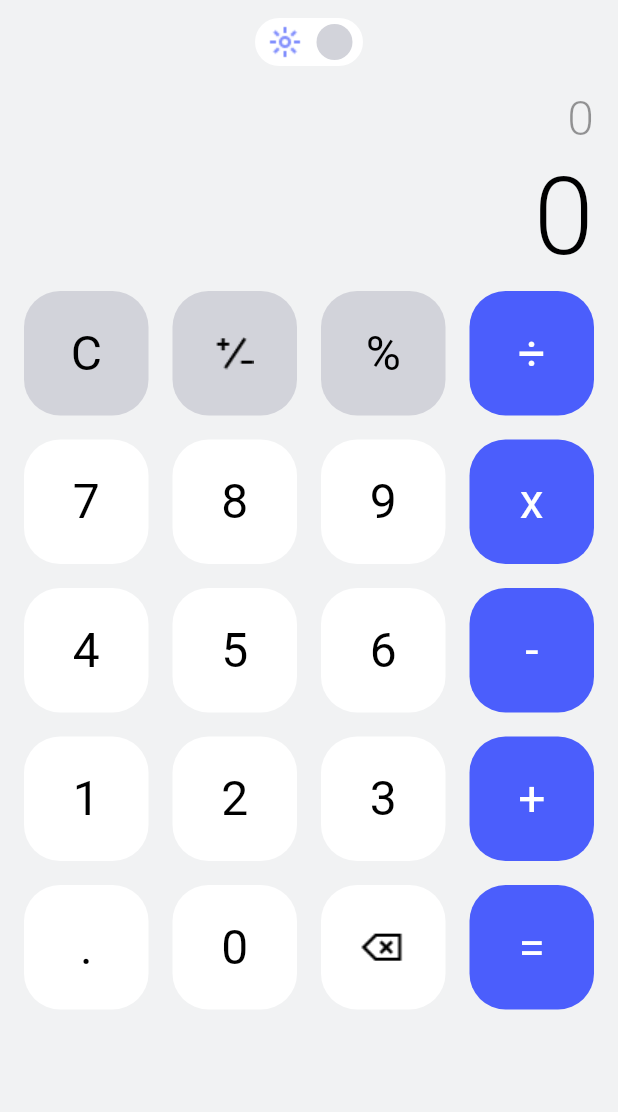
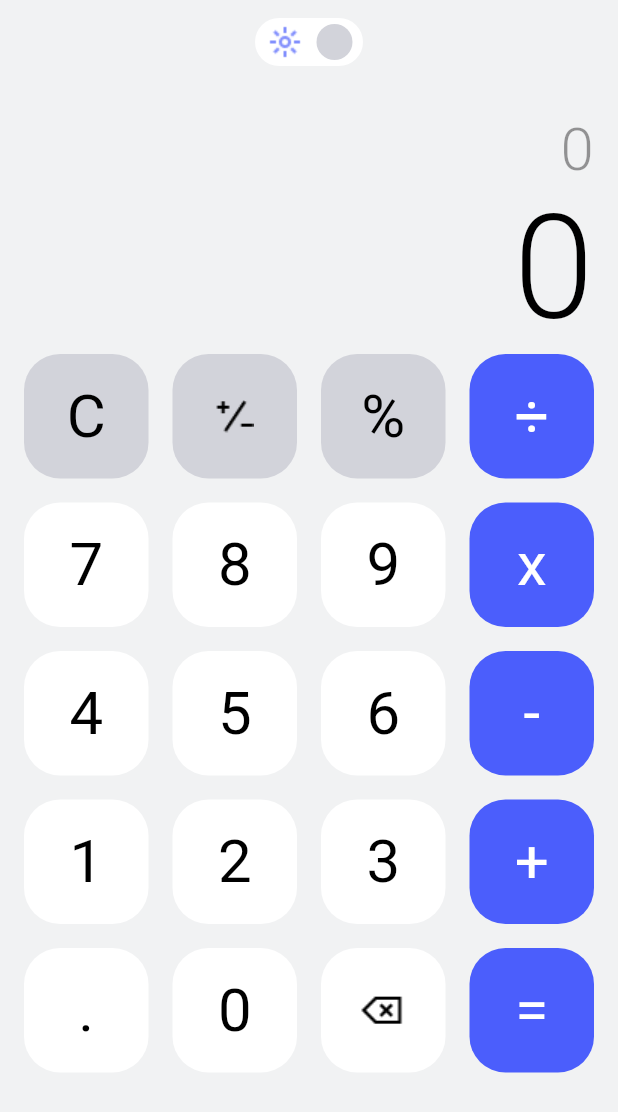
Before and after one commit to tttrung21/calculator, a Flutter app: the screen it shows after launch, on a phone screen of 412 x 824 dp. Shown: the top 1112 px of the screen. Run offline on Flutter 3.47's test engine with Material 3 defaults, Android fonts, the phone set to English and light mode, and no system bars; our stand-ins replace math_expressions, shared_preferences.

Commit message:
migrate from withOpacity to withValues in text color via newest flutter version

```diff
--- a/lib/home/home_screen.dart
+++ b/lib/home/home_screen.dart
@@ -8,7 +8,12 @@ import 'package:provider/provider.dart';
 
 class HomeScreen extends StatelessWidget {
   const HomeScreen({super.key});
-
+  // Num pad
+  // ['C', '+/-', '%' , '/']
+  // ['7',  '8' , '9' , 'x']
+  // ['4',  '5' , '6' , '-']
+  // ['1',  '2' , '3' , '+']
+  // ['.',  '0' ,'DEL', '=']
   final List<ItemPad> buttons = const [
     ItemPad(name: "C", calculations: Calculations.delete),
     ItemPad(name: "+/-", calculations: Calculations.flip),
@@ -52,11 +57,11 @@ class HomeScreen extends StatelessWidget {
           child: SingleChildScrollView(
             padding: EdgeInsets.fromLTRB(padding.left + 16, 4, padding.right + 16, 0),
             child: Column(
-              crossAxisAlignment: CrossAxisAlignment.end,
+              mainAxisAlignment: MainAxisAlignment.end,
               children: [
+                const SizedBox(height: 16),
                 _buildInputOutput(context),
-                const SizedBox(height: 8),
-                _buildButtons(context)
+                _buildButtons(context),
               ],
             ),
           ),
@@ -67,7 +72,7 @@ class HomeScreen extends StatelessWidget {
 
   Widget _buildInputOutput(BuildContext context) {
     return Column(
-      crossAxisAlignment: CrossAxisAlignment.end,
+      // crossAxisAlignment: CrossAxisAlignment.end,
       mainAxisAlignment: MainAxisAlignment.end,
       children: [
         Selector<HomeViewModel, String>(
@@ -85,11 +90,10 @@ class HomeScreen extends StatelessWidget {
                       style: Theme.of(context)
                           .textTheme
                           .bodyMedium
-                          ?.copyWith(overflow: TextOverflow.ellipsis, height: 0)),
+                          ?.copyWith(overflow: TextOverflow.ellipsis)),
                 ),
               );
             }),
-        const SizedBox(height: 4),
         Selector<HomeViewModel, double?>(
             selector: (context, vm) => vm.output,
             builder: (context, value, child) {
@@ -122,7 +126,7 @@ class HomeScreen extends StatelessWidget {
     final width = size.width;
     final ratio = (width + width) / height;
     return SizedBox(
-      height: height / 2 + height / 6,
+      height: height / 2 + height / 8,
       child: GridView.builder(
         gridDelegate: SliverGridDelegateWithFixedCrossAxisCount(
             childAspectRatio: _isWidthBigger(height, width) ? 3 : ratio,
--- a/lib/theme/theme.dart
+++ b/lib/theme/theme.dart
@@ -9,9 +9,13 @@ class AppThemes {
     primaryColorDark: Colors.white,
     primaryColorLight: Colors.black,
     textTheme: TextTheme(
-      bodyLarge: const TextStyle(color: Colors.white, fontSize: 96, fontWeight: FontWeight.w300),
+      bodyLarge: const TextStyle(
+          color: Colors.white, fontSize: 96, fontWeight: FontWeight.w300, height: 0),
       bodyMedium: TextStyle(
-          color: Colors.white.withOpacity(0.4), fontSize: 40, fontWeight: FontWeight.w300),
+          color: Colors.white.withValues(alpha: 0.4),
+          fontSize: 40,
+          fontWeight: FontWeight.w300,
+          height: 0),
     ),
     buttonTheme: const ButtonThemeData(
       buttonColor: Color(0xFF4E505F),
@@ -28,10 +32,10 @@ class AppThemes {
     primaryColorLight: Colors.white,
     textTheme: TextTheme(
         bodyLarge: const TextStyle(
-            color: Colors.black, fontSize: 72, fontWeight: FontWeight.w300, height: 0),
+            color: Colors.black, fontSize: 96, fontWeight: FontWeight.w300, height: 0),
         bodyMedium: TextStyle(
-            color: Colors.black.withOpacity(0.4),
-            fontSize: 32,
+            color: Colors.black.withValues(alpha: 0.4),
+            fontSize: 40,
             fontWeight: FontWeight.w300,
             height: 0)),
     buttonTheme: const ButtonThemeData(
```
Also changed, not shown: 2 other files.
